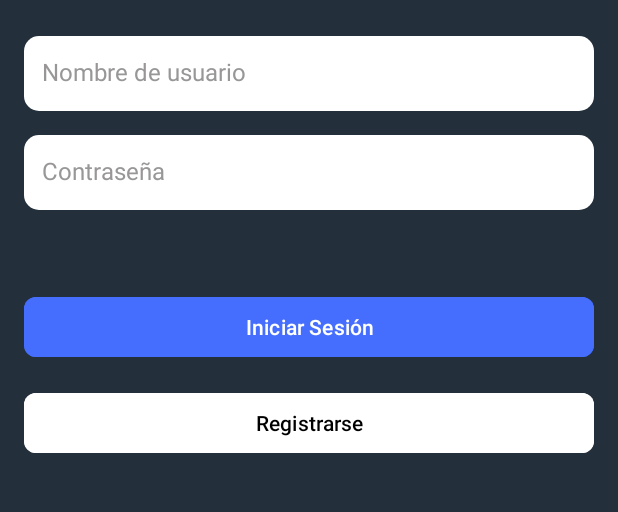
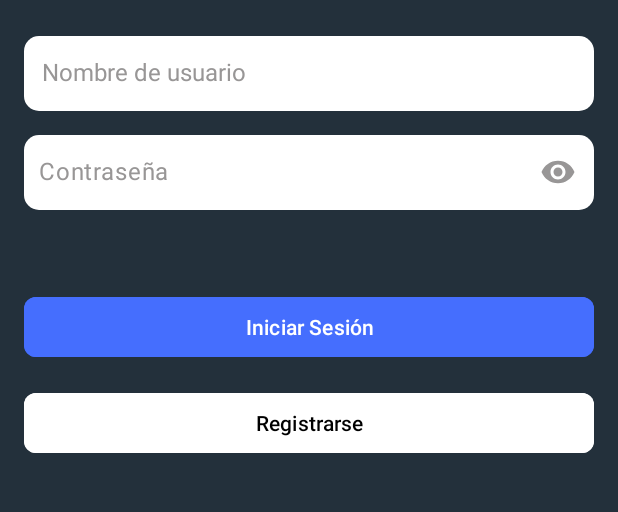
Before and after one commit to franco33333/EldarWallet, an Android app: the screen it shows after launch (LoginActivity), on a phone screen of 412 x 824 dp, the part 366-878 px from its top. Run offline under Robolectric (Android 15) with nearby library versions, the phone set to English and light mode, and no system bars; our stand-ins replace Room's generated code.

Commit message:
Some fixes

```diff
--- a/app/src/main/java/com/example/eldarwallet/data/local/room/DAO.kt
+++ b/app/src/main/java/com/example/eldarwallet/data/local/room/DAO.kt
@@ -19,4 +19,8 @@ interface ApplicationDao {
     @Transaction
     @Query("SELECT * FROM UserEntity WHERE user_name == :userName AND password == :password")
     suspend fun getUser(userName: String, password: String): List<UserWithCards>?
+
+    @Transaction
+    @Query("SELECT * FROM UserEntity WHERE user_name == :userName")
+    suspend fun getUserByUsername(userName: String): List<UserWithCards>?
 }
--- a/app/src/main/java/com/example/eldarwallet/ui/main/MainActivity.kt
+++ b/app/src/main/java/com/example/eldarwallet/ui/main/MainActivity.kt
@@ -84,10 +84,6 @@ class MainActivity : AppCompatActivity() {
         val number = user.balance
         binding.tvBalance.text =
             NumberFormat.getCurrencyInstance(Locale(LANGUAGE, COUNTRY)).format(number)
-    }
-
-    override fun onResume() {
-        super.onResume()
 
         val list = user.cards
         if (!list.isNullOrEmpty()) {
--- a/app/src/main/java/com/example/eldarwallet/ui/start/signUp/SignUpViewModel.kt
+++ b/app/src/main/java/com/example/eldarwallet/ui/start/signUp/SignUpViewModel.kt
@@ -19,6 +19,11 @@ class SignUpViewModel(application: Application) : BaseViewModel(application) {
     fun signUp(name: String, surname: String, userName: String, password: String) {
         viewModelScope.launch {
             val db = EldarWalletApplication().getDatabase(getApplication())
+
+            val userInDatabase = db.getItemsDao().getUserByUsername(userName)
+            if (!userInDatabase.isNullOrEmpty()) {
+                onError.postValue(Throwable(""))
+            } else {
                 val userId = db.getItemsDao().insertUser(
                     UserEntity(
                         0,
@@ -33,3 +38,4 @@ class SignUpViewModel(application: Application) : BaseViewModel(application) {
             }
         }
     }
+}
--- a/app/src/main/res/layout/activity_login.xml
+++ b/app/src/main/res/layout/activity_login.xml
@@ -33,22 +33,36 @@
         android:textSize="16sp"
         android:layout_marginTop="24dp"/>
 
-    <EditText
-        android:id="@+id/etPassword"
+    <com.google.android.material.textfield.TextInputLayout
+        android:id="@+id/textInputLayout"
         android:layout_width="match_parent"
-        android:layout_height="50dp"
-        style="@style/StyleButtonApp"
+        android:layout_height="wrap_content"
         android:layout_marginHorizontal="@dimen/margin_app"
-        android:backgroundTint="@color/white"
-        android:textColorHint="@color/gray"
-        android:textColor="@color/black"
-        android:hint="@string/password"
-        android:maxLength="20"
-        android:gravity="center_vertical"
-        android:inputType="textPassword"
-        android:paddingHorizontal="12dp"
-        android:textSize="16sp"
-        android:layout_marginTop="@dimen/margin_app"/>
+        app:boxBackgroundColor="@color/white"
+        app:hintEnabled="false"
+        android:layout_marginTop="@dimen/margin_app"
+        app:layout_constraintTop_toBottomOf="@id/etUsername"
+        app:layout_constraintBottom_toBottomOf="parent"
+        app:passwordToggleEnabled="true"
+        app:passwordToggleTint="@color/gray">
+
+        <com.google.android.material.textfield.TextInputEditText
+            android:id="@+id/etPassword"
+            style="@style/StyleButtonApp"
+            android:layout_width="match_parent"
+            android:layout_height="50dp"
+            android:layout_marginTop="4dp"
+            android:backgroundTint="@color/white"
+            android:gravity="start"
+            android:hint="@string/password"
+            android:inputType="textPassword"
+            android:maxLength="20"
+            android:paddingVertical="15dp"
+            android:paddingStart="10dp"
+            android:textColor="@color/black"
+            android:textColorHint="@color/gray"
+            android:textSize="16sp" />
+    </com.google.android.material.textfield.TextInputLayout>
 
 
     <com.google.android.material.button.MaterialButton
--- a/app/src/main/res/layout/activity_pay_with_card.xml
+++ b/app/src/main/res/layout/activity_pay_with_card.xml
@@ -91,6 +91,7 @@
             android:layout_marginEnd="@dimen/margin_app"
             android:textSize="16sp"
             android:maxLength="22"
+            android:inputType="text"
             android:paddingHorizontal="@dimen/margin_app"
             android:layout_marginStart="@dimen/margin_app"
             android:layout_marginTop="4dp"/>
--- a/app/src/main/res/values/strings.xml
+++ b/app/src/main/res/values/strings.xml
@@ -43,6 +43,7 @@
     <string name="please_fix_card_name">Por favor revise el nombre ingresado</string>
     <string name="please_fix_security_number">Porfavor revise el número de seguridad ingresado</string>
     <string name="user_created">Usuario creado correctamente</string>
+    <string name="username_already_used">Ya existe una cuenta con ese usuario</string>
     <string name="ok">Ok</string>
     <string name="yes">Sí</string>
     <string name="no">No</string>
```
Also changed, not shown: app/src/main/java/com/example/eldarwallet/ui/main/newCard/NewCardActivity.kt (+21 -1 lines), app/src/main/java/com/example/eldarwallet/ui/start/signUp/SignUpActivity.kt (+13 -0 lines). Lines whose indentation alone changed are shown as unchanged.
